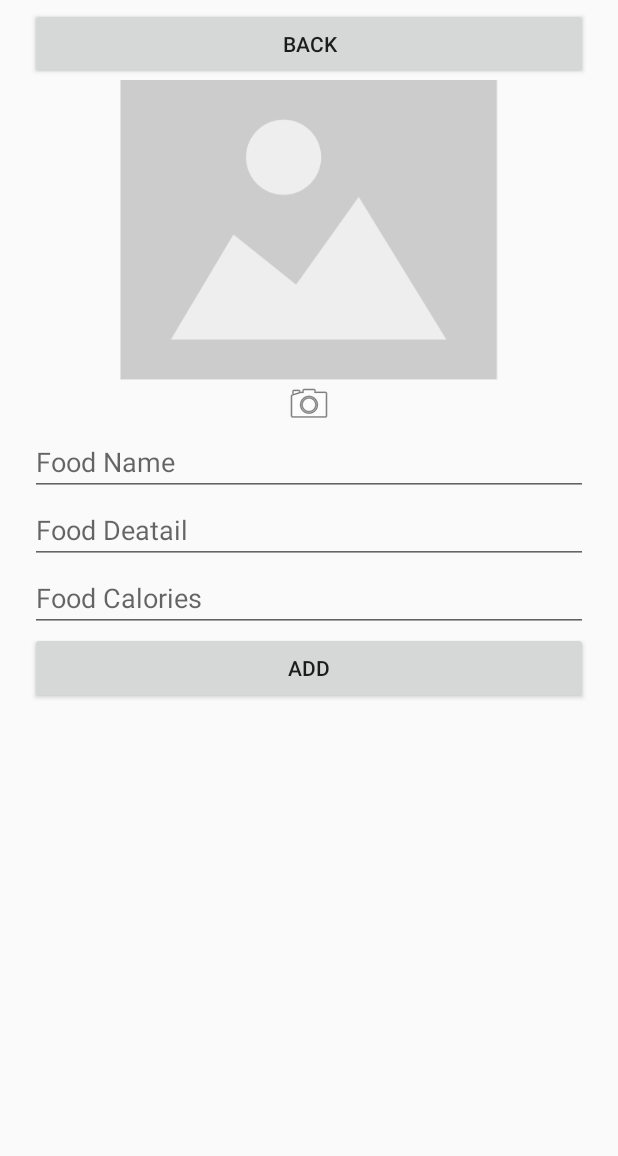
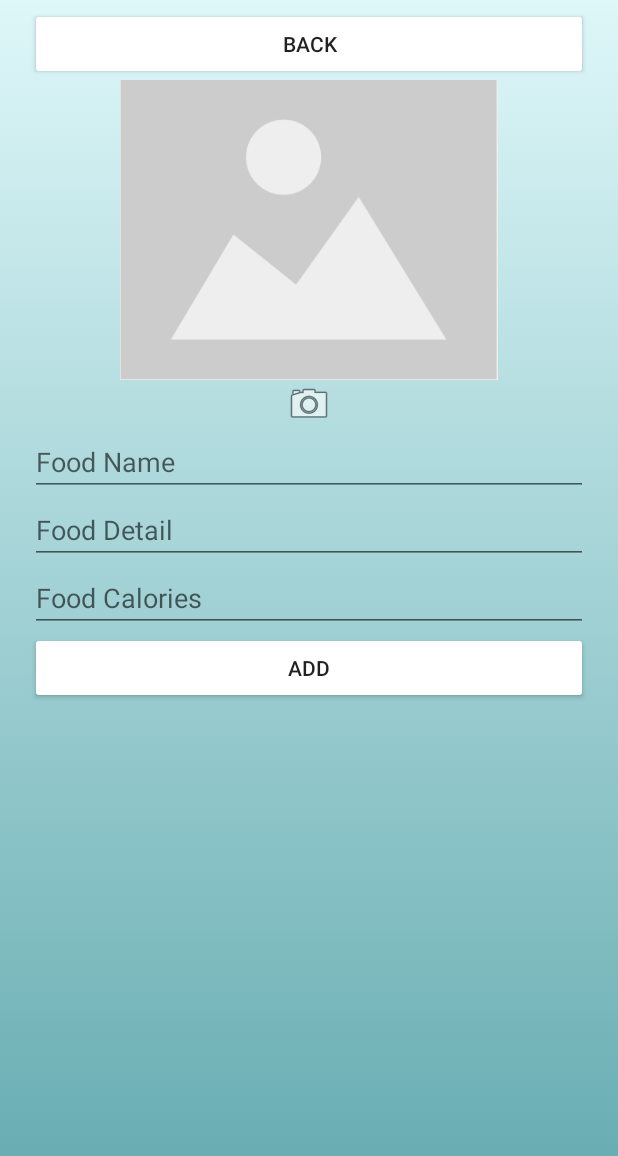
Before and after one commit to kukkikkpl/Calcurie, an Android app: the fragment AddMenuFragment placed in its activity, on a phone screen of 412 x 824 dp. Shown: the top 1156 px of the screen. Run offline under Robolectric (Android 15) with nearby library versions, the phone set to English and light mode, and no system bars; our stand-ins replace Firebase (no records; nobody signed in at launch, a user with empty details on screens opened directly).

Commit message:
Edit layout, link and debug

```diff
--- a/app/src/main/java/com/calcurie/calcurie/DiaryAdapter.java
+++ b/app/src/main/java/com/calcurie/calcurie/DiaryAdapter.java
@@ -9,8 +9,9 @@ import android.view.ViewGroup;
 import android.widget.ArrayAdapter;
 import android.widget.TextView;
 
+import com.calcurie.calcurie.model.Food;
+
 import java.text.NumberFormat;
-import java.util.ArrayList;
 import java.util.List;
 import java.util.Locale;
 
--- a/app/src/main/java/com/calcurie/calcurie/FoodAdapter.java
+++ b/app/src/main/java/com/calcurie/calcurie/FoodAdapter.java
@@ -1,7 +1,6 @@
 package com.calcurie.calcurie;
 
 import android.content.Context;
-import android.os.Bundle;
 import android.support.annotation.NonNull;
 import android.support.annotation.Nullable;
 import android.util.Log;
@@ -13,11 +12,10 @@ import android.widget.Button;
 import android.widget.EditText;
 import android.widget.ImageView;
 import android.widget.TextView;
-import android.widget.Toast;
 
+import com.calcurie.calcurie.model.Food;
 import com.squareup.picasso.Picasso;
 
-import java.util.ArrayList;
 import java.util.List;
 
 public class FoodAdapter extends ArrayAdapter<Food> {
--- a/app/src/main/java/com/calcurie/calcurie/LoginFragment.java
+++ b/app/src/main/java/com/calcurie/calcurie/LoginFragment.java
@@ -117,7 +117,6 @@ public class LoginFragment extends Fragment {
                                     .getSupportFragmentManager()
                                     .beginTransaction()
                                     .replace(R.id.main_view, new HomeFragment())
-                                    .disallowAddToBackStack()
                                     .commit();
                         }
                     });
--- a/app/src/main/java/com/calcurie/calcurie/MainActivity.java
+++ b/app/src/main/java/com/calcurie/calcurie/MainActivity.java
@@ -49,7 +49,7 @@ public class MainActivity extends AppCompatActivity {
                         case R.id.navigation_home:
                             getSupportFragmentManager()
                                     .beginTransaction()
-                                    .replace(R.id.main_view, new MenuFragment()).commit();
+                                    .replace(R.id.main_view, new HomeFragment()).commit();
                             return true;
                         case R.id.navigation_profile:
                             getSupportFragmentManager()
--- a/app/src/main/java/com/calcurie/calcurie/ProfileFragment.java
+++ b/app/src/main/java/com/calcurie/calcurie/ProfileFragment.java
@@ -70,7 +70,7 @@ public class ProfileFragment extends Fragment {
                 getActivity()
                         .getSupportFragmentManager()
                         .beginTransaction()
-                        .replace(R.id.main_view, new LoginFragment()).disallowAddToBackStack()
+                        .replace(R.id.main_view, new LoginFragment())
                         .commit();
             }
         });
--- a/app/src/main/java/com/calcurie/calcurie/Food.java
+++ b/app/src/main/java/com/calcurie/calcurie/model/Food.java
@@ -1,4 +1,4 @@
-package com.calcurie.calcurie;
+package com.calcurie.calcurie.model;
 
 import java.io.Serializable;
 
--- a/app/src/main/res/layout/fragment_add_menu.xml
+++ b/app/src/main/res/layout/fragment_add_menu.xml
@@ -1,89 +1,90 @@
 <?xml version="1.0" encoding="utf-8"?>
-<RelativeLayout
-    xmlns:android="http://schemas.android.com/apk/res/android"
+<RelativeLayout xmlns:android="http://schemas.android.com/apk/res/android"
     xmlns:app="http://schemas.android.com/apk/res-auto"
     android:layout_width="match_parent"
-    android:layout_height="match_parent">
+    android:layout_height="match_parent"
+    android:background="@drawable/background_gradient">
 
 
     <Button
         android:id="@+id/add_back_button"
         android:layout_width="match_parent"
         android:layout_height="wrap_content"
-            android:text="Back"
+        android:layout_alignParentStart="true"
+        android:layout_alignParentLeft="true"
         android:layout_alignParentTop="true"
-            android:layout_alignParentLeft="true"
-            android:layout_alignParentStart="true"
+        android:layout_marginLeft="20dp"
         android:layout_marginTop="5dp"
         android:layout_marginRight="20dp"
-            android:layout_marginLeft="20dp"/>
+        android:text="Back"
+        android:backgroundTint="@android:color/white"/>
 
     <ImageView
         android:id="@+id/food_img"
         android:layout_width="match_parent"
         android:layout_height="200dp"
+        android:layout_below="@id/add_back_button"
         android:layout_gravity="center"
         android:scaleType="fitCenter"
-            android:layout_below="@id/add_back_button"
-            android:src="@drawable/image_placeholder"
-            />
+        android:src="@drawable/image_placeholder" />
 
     <ImageButton
         android:id="@+id/add_camera_btn"
         android:layout_width="wrap_content"
         android:layout_height="wrap_content"
+        android:layout_below="@id/food_img"
+        android:layout_centerHorizontal="true"
         android:layout_gravity="center"
+        android:background="@android:color/transparent"
         android:scaleType="fitCenter"
-            android:src="@android:drawable/ic_menu_camera"
-            android:background="@android:color/transparent"
-            android:layout_below="@id/food_img"
-            android:layout_centerHorizontal="true"/>
+        android:src="@android:drawable/ic_menu_camera" />
 
     <EditText
         android:id="@+id/fragment_add_menu_food_name"
         android:layout_width="match_parent"
         android:layout_height="wrap_content"
-            android:ems="10"
-            android:inputType="text"
-            android:hint="Food Name"
+        android:layout_below="@id/add_camera_btn"
+        android:layout_centerHorizontal="true"
         android:layout_marginLeft="20dp"
         android:layout_marginRight="20dp"
-            android:layout_centerHorizontal="true"
-            android:layout_below="@id/add_camera_btn"/>
+        android:ems="10"
+        android:hint="Food Name"
+        android:inputType="text" />
 
     <EditText
         android:id="@+id/fragment_add_menu_food_detail"
         android:layout_width="match_parent"
         android:layout_height="wrap_content"
-            android:ems="10"
-            android:inputType="text"
-            android:hint="Food Deatail"
+        android:layout_below="@id/fragment_add_menu_food_name"
+        android:layout_centerHorizontal="true"
         android:layout_marginLeft="20dp"
         android:layout_marginRight="20dp"
-            android:layout_centerHorizontal="true"
-            android:layout_below="@id/fragment_add_menu_food_name"/>
+        android:ems="10"
+        android:hint="Food Detail"
+        android:inputType="text" />
 
     <EditText
         android:id="@+id/fragment_add_menu_food_calories"
         android:layout_width="match_parent"
         android:layout_height="wrap_content"
-            android:ems="10"
-            android:inputType="text"
-            android:hint="Food Calories"
+        android:layout_below="@id/fragment_add_menu_food_detail"
+        android:layout_centerHorizontal="true"
         android:layout_marginLeft="20dp"
         android:layout_marginRight="20dp"
-            android:layout_centerHorizontal="true"
-            android:layout_below="@id/fragment_add_menu_food_detail"/>
+        android:ems="10"
+        android:hint="Food Calories"
+        android:inputType="text" />
 
     <Button
         android:id="@+id/add_food_btn"
         android:layout_width="match_parent"
         android:layout_height="wrap_content"
+        android:layout_below="@+id/fragment_add_menu_food_calories"
+        android:layout_centerHorizontal="true"
+        android:layout_marginLeft="20dp"
+        android:layout_marginRight="20dp"
         android:layout_weight="1"
         android:text="Add"
-            android:layout_marginLeft="20dp"
-            android:layout_marginRight="20dp"
-            android:layout_centerHorizontal="true"
-            android:layout_below="@+id/fragment_add_menu_food_calories"/>
+        android:backgroundTint="@android:color/white"/>
 
 </RelativeLayout>
```
Also changed, not shown: app/src/main/java/com/calcurie/calcurie/AddMenuFragment.java (+11 -4 lines), app/src/main/java/com/calcurie/calcurie/DiaryFragment.java (+5 -4 lines), app/src/main/java/com/calcurie/calcurie/HomeFragment.java (+100 -41 lines), app/src/main/java/com/calcurie/calcurie/SelectFoodFragment.java (+37 -10 lines), app/src/main/res/layout/fragment_diary.xml (+2 -16 lines), app/src/main/res/layout/fragment_home.xml (+11 -5 lines), app/src/main/res/layout/fragment_select_food.xml (+23 -12 lines). Lines whose indentation alone changed are shown as unchanged.
